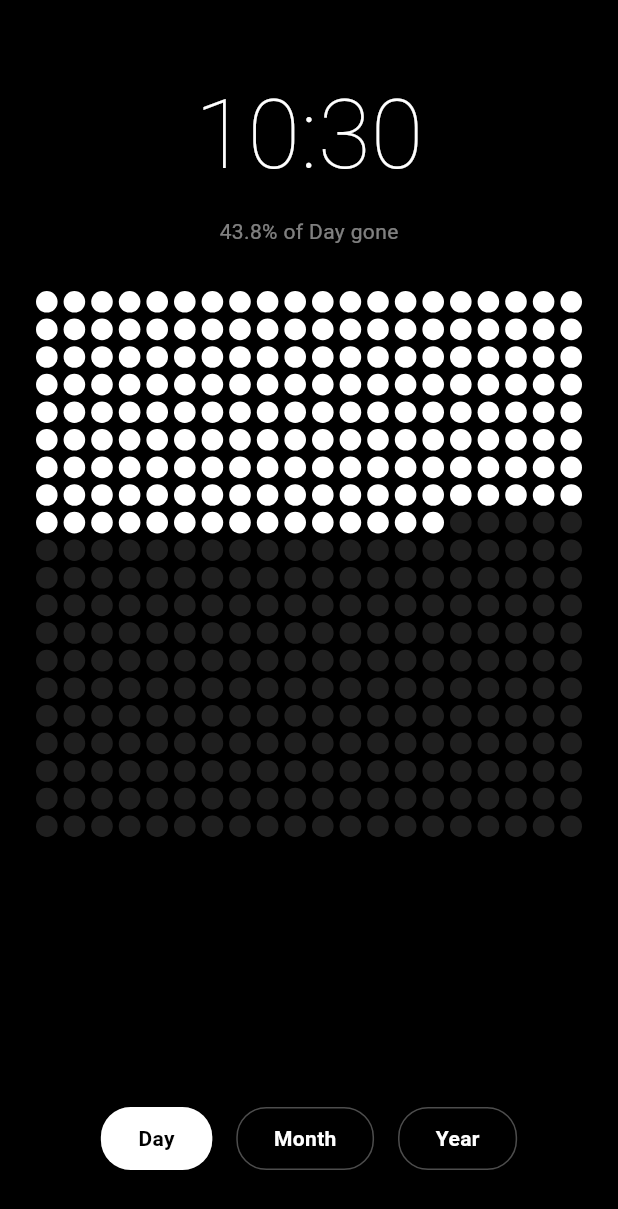
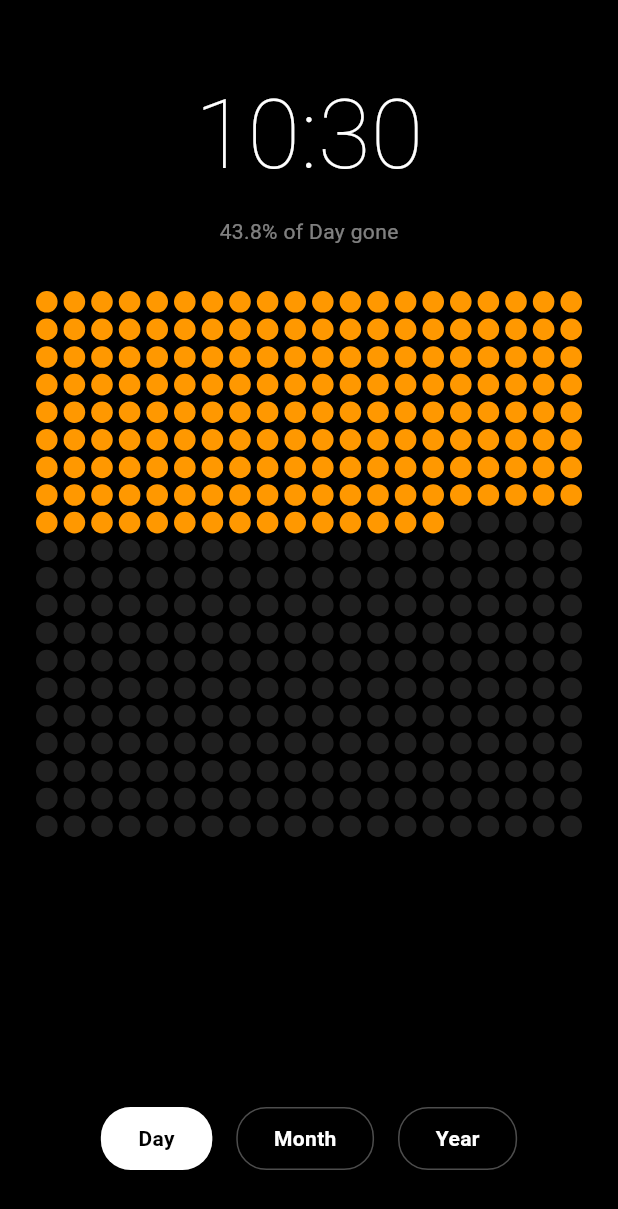
Before and after one commit to ZaidKhan1812/dot-time-app, a Flutter app: the screen it shows after launch, on a phone screen of 412 x 824 dp. Shown: the top 1209 px of the screen. Run offline on Flutter 3.47's test engine with Material 3 defaults, Android fonts, the light colour scheme and no system bars; our stand-ins replace package_info_plus; network calls fail.

Commit message:
Changed dot color to orange

```diff
--- a/lib/main.dart
+++ b/lib/main.dart
@@ -184,7 +184,7 @@ class _DotScreenState extends State<DotScreen> {
                       decoration: BoxDecoration(
                         shape: BoxShape.circle,
                         color: isFilled
-                            ? Colors.white
+                            ? Colors.orange
                             : Colors.white.withOpacity(0.12),
                       ),
                     );
```
